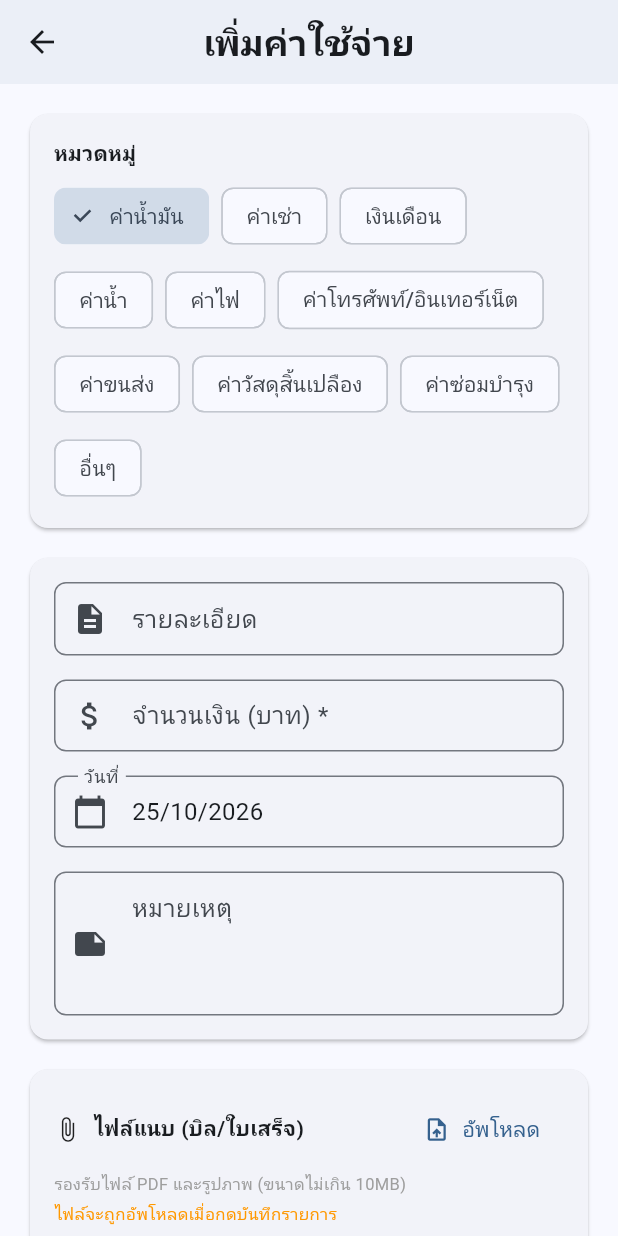
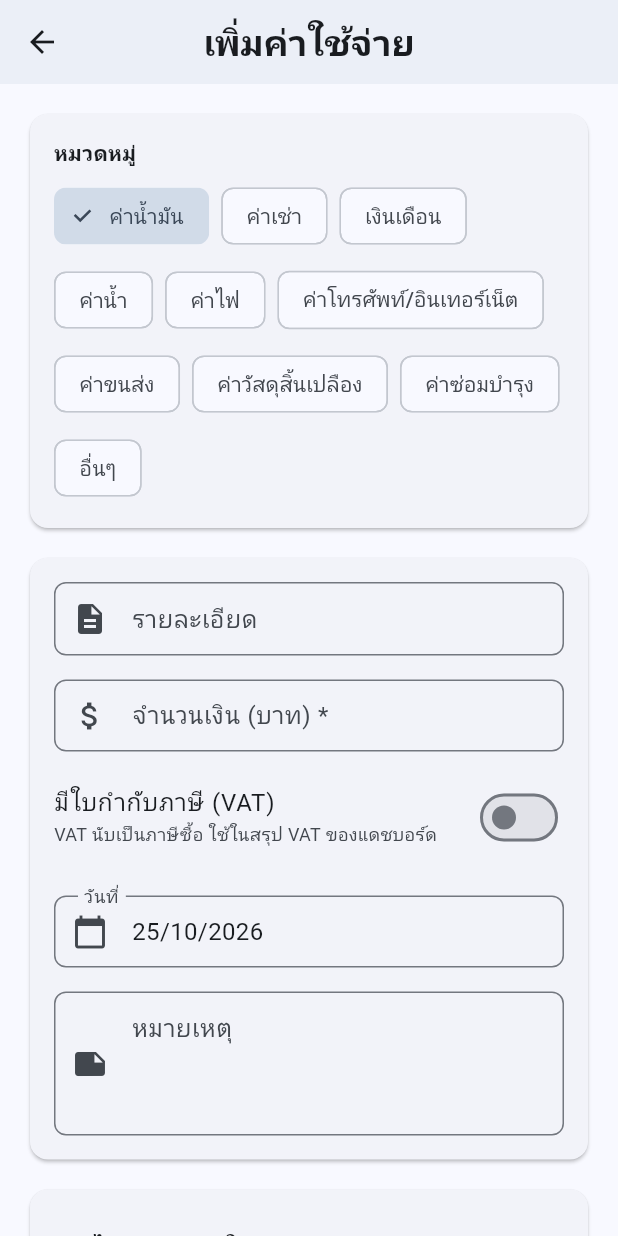
Before and after one commit to nattarujantj/goodpack-web, a Flutter app: the ExpenseFormScreen screen opened by its route, on a phone screen of 412 x 824 dp. Run offline on Flutter 3.47's test engine with Material 3 defaults, Android fonts, the phone set to English and light mode, and no system bars; our stand-ins replace file_picker, go_router, image_picker, pdf, printing, shared_preferences; missing offline and left inert: dart:html; accounts and stored records are empty; network calls fail.

Commit message:
Add VAT to expenses and include it in the dashboard
- Expense form: "มีใบกำกับภาษี (VAT)" switch with VAT (7/107 helper),
  vendor and tax invoice no.; the list shows the VAT under the amount
- Dashboard expenses are before VAT; expense VAT counts as input VAT in the
  VAT summary card

Co-Authored-By: Claude Opus 5.5 <noreply@anthropic.com>
Claude-Session: https://claude.ai/code/session_01WKDyeghnbrM5N952rVWUSA

```diff
--- a/lib/models/expense.dart
+++ b/lib/models/expense.dart
@@ -49,7 +49,11 @@ class Expense {
   final String id;
   final String category;
   final String description;
-  final double amount;
+  final double amount; // ยอดที่จ่ายจริง (รวม VAT ถ้ามี)
+  // ภาษีซื้อที่รวมอยู่ใน amount ตามใบกำกับภาษี (0 = ไม่มี VAT)
+  final double vat;
+  final String vendor;
+  final String taxInvoiceNo;
   final DateTime expenseDate;
   final String notes;
   final List<ExpenseAttachment> attachments;
@@ -61,6 +65,9 @@ class Expense {
     required this.category,
     required this.description,
     required this.amount,
+    this.vat = 0,
+    this.vendor = '',
+    this.taxInvoiceNo = '',
     required this.expenseDate,
     this.notes = '',
     this.attachments = const [],
@@ -68,12 +75,18 @@ class Expense {
     required this.updatedAt,
   });
 
+  /// ยอดค่าใช้จ่ายก่อน VAT
+  double get amountBeforeVAT => amount - vat;
+
   factory Expense.fromJson(Map<String, dynamic> json) {
     return Expense(
       id: json['id'] ?? '',
       category: json['category'] ?? '',
       description: json['description'] ?? '',
       amount: (json['amount'] ?? 0).toDouble(),
+      vat: (json['vat'] ?? 0).toDouble(),
+      vendor: json['vendor'] ?? '',
+      taxInvoiceNo: json['taxInvoiceNo'] ?? '',
       expenseDate: json['expenseDate'] != null
           ? DateTime.parse(json['expenseDate']).toLocal()
           : DateTime.now(),
@@ -98,6 +111,9 @@ class Expense {
       'category': category,
       'description': description,
       'amount': amount,
+      'vat': vat,
+      'vendor': vendor,
+      'taxInvoiceNo': taxInvoiceNo,
       'expenseDate': expenseDate.toIso8601String(),
       'notes': notes,
       'attachments': attachments.map((a) => a.toJson()).toList(),
@@ -111,6 +127,9 @@ class Expense {
     String? category,
     String? description,
     double? amount,
+    double? vat,
+    String? vendor,
+    String? taxInvoiceNo,
     DateTime? expenseDate,
     String? notes,
     List<ExpenseAttachment>? attachments,
@@ -122,6 +141,9 @@ class Expense {
       category: category ?? this.category,
       description: description ?? this.description,
       amount: amount ?? this.amount,
+      vat: vat ?? this.vat,
+      vendor: vendor ?? this.vendor,
+      taxInvoiceNo: taxInvoiceNo ?? this.taxInvoiceNo,
       expenseDate: expenseDate ?? this.expenseDate,
       notes: notes ?? this.notes,
       attachments: attachments ?? this.attachments,
@@ -135,6 +157,9 @@ class ExpenseRequest {
   final String category;
   final String description;
   final double amount;
+  final double vat;
+  final String vendor;
+  final String taxInvoiceNo;
   final String expenseDate;
   final String notes;
 
@@ -142,6 +167,9 @@ class ExpenseRequest {
     required this.category,
     required this.description,
     required this.amount,
+    this.vat = 0,
+    this.vendor = '',
+    this.taxInvoiceNo = '',
     required this.expenseDate,
     this.notes = '',
   });
@@ -151,6 +179,9 @@ class ExpenseRequest {
       'category': category,
       'description': description,
       'amount': amount,
+      'vat': vat,
+      'vendor': vendor,
+      'taxInvoiceNo': taxInvoiceNo,
       'expenseDate': expenseDate,
       'notes': notes,
     };
--- a/lib/screens/expense_form_screen.dart
+++ b/lib/screens/expense_form_screen.dart
@@ -9,6 +9,7 @@ import '../models/expense.dart';
 import '../services/expense_api_service.dart';
 import '../services/image_upload_service.dart';
 import '../widgets/responsive_layout.dart';
+import '../utils/number_formatter.dart';
 
 /// A file selected in the form before the expense has been saved.
 class _PendingAttachment {
@@ -37,6 +38,11 @@ class _ExpenseFormScreenState extends State<ExpenseFormScreen> {
   final _descriptionController = TextEditingController();
   final _amountController = TextEditingController();
   final _notesController = TextEditingController();
+  // ใบกำกับภาษี: VAT ที่รวมอยู่ในจำนวนเงิน
+  bool _hasVAT = false;
+  final _vatController = TextEditingController();
+  final _vendorController = TextEditingController();
+  final _taxInvoiceNoController = TextEditingController();
 
   String _selectedCategory = '';
   DateTime _expenseDate = DateTime.now();
@@ -84,6 +90,10 @@ class _ExpenseFormScreenState extends State<ExpenseFormScreen> {
         _descriptionController.text = expense.description;
         _amountController.text = expense.amount.toString();
         _notesController.text = expense.notes;
+        _hasVAT = expense.vat > 0;
+        _vatController.text = expense.vat > 0 ? expense.vat.toString() : '';
+        _vendorController.text = expense.vendor;
+        _taxInvoiceNoController.text = expense.taxInvoiceNo;
         _expenseDate = expense.expenseDate;
         _attachments = List<ExpenseAttachment>.from(expense.attachments);
       });
@@ -95,6 +105,9 @@ class _ExpenseFormScreenState extends State<ExpenseFormScreen> {
     _descriptionController.dispose();
     _amountController.dispose();
     _notesController.dispose();
+    _vatController.dispose();
+    _vendorController.dispose();
+    _taxInvoiceNoController.dispose();
     super.dispose();
   }
 
@@ -107,6 +120,9 @@ class _ExpenseFormScreenState extends State<ExpenseFormScreen> {
       category: _selectedCategory,
       description: _descriptionController.text.trim(),
       amount: double.tryParse(_amountController.text) ?? 0,
+      vat: _hasVAT ? (double.tryParse(_vatController.text) ?? 0) : 0,
+      vendor: _hasVAT ? _vendorController.text.trim() : '',
+      taxInvoiceNo: _hasVAT ? _taxInvoiceNoController.text.trim() : '',
       expenseDate: DateFormat('yyyy-MM-dd').format(_expenseDate),
       notes: _notesController.text.trim(),
     );
@@ -320,6 +336,85 @@ class _ExpenseFormScreenState extends State<ExpenseFormScreen> {
     if (bytes < 1024) return '$bytes B';
     if (bytes < 1024 * 1024) return '${(bytes / 1024).toStringAsFixed(0)} KB';
     return '${(bytes / (1024 * 1024)).toStringAsFixed(1)} MB';
+  }
+
+  Widget _buildVATSection() {
+    final amount = double.tryParse(_amountController.text) ?? 0;
+    final vat = double.tryParse(_vatController.text) ?? 0;
+    return Column(
+      crossAxisAlignment: CrossAxisAlignment.start,
+      children: [
+        SwitchListTile(
+          contentPadding: EdgeInsets.zero,
+          title: const Text('มีใบกำกับภาษี (VAT)'),
+          subtitle: const Text('VAT นับเป็นภาษีซื้อ ใช้ในสรุป VAT ของแดชบอร์ด', style: TextStyle(fontSize: 12)),
+          value: _hasVAT,
+          onChanged: (v) => setState(() {
+            _hasVAT = v;
+            // เปิดครั้งแรก: ประมาณ VAT 7% ที่รวมอยู่ในยอด (ยอด × 7/107)
+            if (v && _vatController.text.isEmpty && amount > 0) {
+              _vatController.text = roundTo2(amount * 7 / 107).toString();
+            }
+          }),
+        ),
+        if (_hasVAT) ...[
+          Row(
+            children: [
+              Expanded(
+                child: TextFormField(
+                  controller: _vatController,
+                  keyboardType: const TextInputType.numberWithOptions(decimal: true),
+                  decoration: const InputDecoration(
+                    labelText: 'VAT ตามใบกำกับ (บาท)',
+                    prefixIcon: Icon(Icons.receipt),
+                  ),
+                  onChanged: (_) => setState(() {}),
+                  validator: (v) {
+                    if (!_hasVAT) return null;
+                    final value = double.tryParse(v ?? '');
+                    if (value == null || value < 0) return 'กรุณากรอก VAT ที่ถูกต้อง';
+                    if (value >= amount) return 'VAT ต้องน้อยกว่าจำนวนเงินรวม';
+                    return null;
+                  },
+                ),
+              ),
+              TextButton(
+                onPressed: amount > 0
+                    ? () => setState(() => _vatController.text = roundTo2(amount * 7 / 107).toString())
+                    : null,
+                child: const Text('7% จากยอดรวม'),
+              ),
+            ],
+          ),
+          if (amount > 0 && vat >= 0 && vat < amount)
+            Padding(
+              padding: const EdgeInsets.only(top: 4, left: 12),
+              child: Text(
+                'ก่อน VAT ฿${roundTo2(amount - vat).toStringAsFixed(2)} + VAT ฿${vat.toStringAsFixed(2)}',
+                style: TextStyle(fontSize: 12, color: Colors.grey[700]),
+              ),
+            ),
+          const SizedBox(height: 8),
+          Row(
+            children: [
+              Expanded(
+                child: TextFormField(
+                  controller: _vendorController,
+                  decoration: const InputDecoration(labelText: 'ผู้ขาย / ผู้ออกใบกำกับ'),
+                ),
+              ),
+              const SizedBox(width: 12),
+              Expanded(
+                child: TextFormField(
+                  controller: _taxInvoiceNoController,
+                  decoration: const InputDecoration(labelText: 'เลขที่ใบกำกับภาษี'),
+                ),
+              ),
+            ],
+          ),
+        ],
+      ],
+    );
   }
 
   Widget _buildAttachmentSection() {
@@ -539,11 +634,12 @@ class _ExpenseFormScreenState extends State<ExpenseFormScreen> {
                                   controller: _amountController,
                                   keyboardType:
                                       const TextInputType.numberWithOptions(decimal: true),
-                                  decoration: const InputDecoration(
-                                    labelText: 'จำนวนเงิน (บาท) *',
+                                  decoration: InputDecoration(
+                                    labelText: _hasVAT ? 'จำนวนเงินรวม VAT (บาท) *' : 'จำนวนเงิน (บาท) *',
                                     hintText: '0.00',
-                                    prefixIcon: Icon(Icons.attach_money),
+                                    prefixIcon: const Icon(Icons.attach_money),
                                   ),
+                                  onChanged: (_) => setState(() {}),
                                   validator: (v) {
                                     if (v == null || v.isEmpty) return 'กรุณากรอกจำนวนเงิน';
                                     final amount = double.tryParse(v);
@@ -553,6 +649,8 @@ class _ExpenseFormScreenState extends State<ExpenseFormScreen> {
                                     return null;
                                   },
                                 ),
+                                const SizedBox(height: 8),
+                                _buildVATSection(),
                                 const SizedBox(height: 16),
                                 InkWell(
                                   onTap: _pickDate,
--- a/lib/screens/expense_list_screen.dart
+++ b/lib/screens/expense_list_screen.dart
@@ -320,6 +320,10 @@ class _ExpenseListScreenState extends State<ExpenseListScreen> {
           trailing: Row(
             mainAxisSize: MainAxisSize.min,
             children: [
+              Column(
+                mainAxisAlignment: MainAxisAlignment.center,
+                crossAxisAlignment: CrossAxisAlignment.end,
+                children: [
                   Text(
                     '฿${_currencyFormat.format(expense.amount)}',
                     style: TextStyle(
@@ -327,6 +331,13 @@ class _ExpenseListScreenState extends State<ExpenseListScreen> {
                       fontSize: 14,
                       color: Colors.orange.shade800,
                     ),
+                  ),
+                  if (expense.vat > 0)
+                    Text(
+                      'VAT ฿${_currencyFormat.format(expense.vat)}',
+                      style: TextStyle(fontSize: 11, color: Colors.green[700]),
+                    ),
+                ],
               ),
               const SizedBox(width: 4),
               IconButton(
@@ -385,6 +396,9 @@ class _ExpenseListScreenState extends State<ExpenseListScreen> {
               category: expense.category,
               description: expense.description,
               amount: expense.amount,
+              vat: expense.vat,
+              vendor: expense.vendor,
+              taxInvoiceNo: expense.taxInvoiceNo,
               expenseDate: DateFormat('yyyy-MM-dd').format(expense.expenseDate),
               notes: expense.notes,
             ));
```
Also changed, not shown: lib/screens/dashboard_screen.dart (+4 -3 lines), lib/widgets/vat_summary_card.dart (+23 -4 lines), 1 other file. Lines whose indentation alone changed are shown as unchanged.
